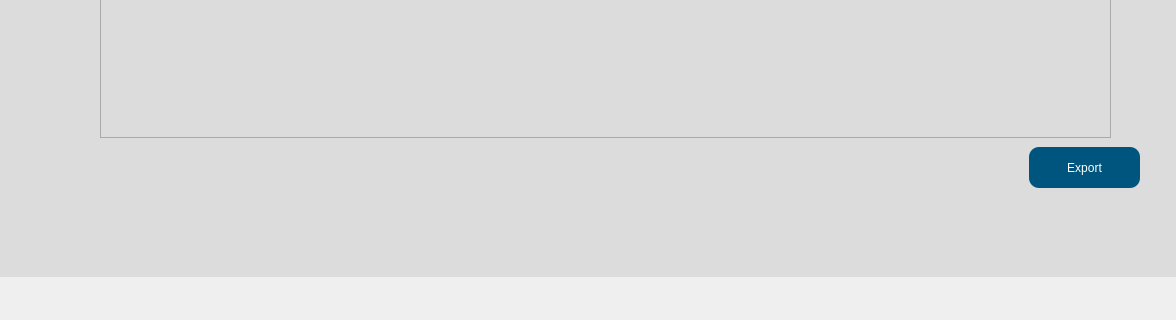
Old version of the form src/user_interface/English_searchDisplay.ui in the repository eppenney/eBook-Perpetual-Access-Rights-Tracker; both pictures show x 0 to 1176 and y 603 to 923 of the 1176 by 923 pixel window.
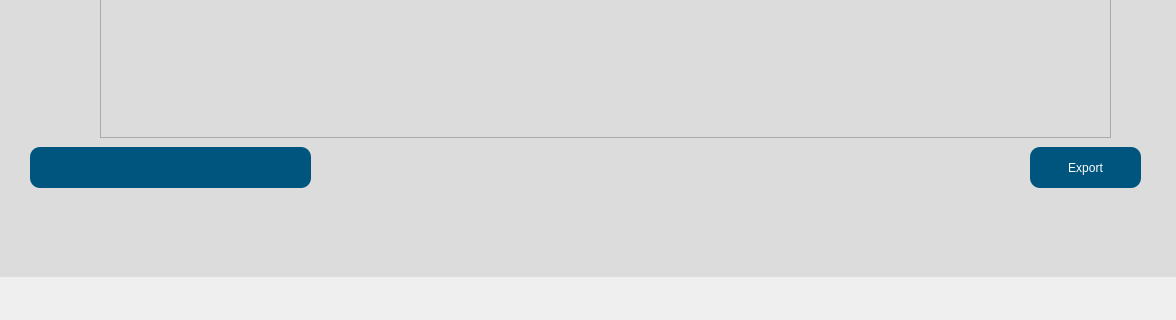
New version of the form.

Commit message: - Added institution box to search display screen as well - though it made sense

```diff
--- a/src/user_interface/English_searchDisplay.ui
+++ b/src/user_interface/English_searchDisplay.ui
@@ -138,10 +138,34 @@
      </property>
     </column>
    </widget>
+   <widget class="QLabel" name="institutionName">
+    <property name="geometry">
+     <rect>
+      <x>50</x>
+      <y>770</y>
+      <width>281</width>
+      <height>41</height>
+     </rect>
+    </property>
+    <property name="styleSheet">
+     <string>QLabel {
+        font: 75 11pt &quot;Arial&quot;;
+        background-color: rgb(0, 85, 127);
+        border-radius: 10px;
+        color: white;
+        padding: 10px; /* Add padding to center the text */
+        qproperty-alignment: AlignCenter; /* Align text to the center */
+     }
+     </string>
+    </property>
+    <property name="text">
+     <string/>
+    </property>
+   </widget>
    <widget class="QPushButton" name="exportButton">
     <property name="geometry">
      <rect>
-      <x>1049</x>
+      <x>1050</x>
       <y>770</y>
       <width>111</width>
       <height>41</height>
```
The commit also changes 4 other files.
